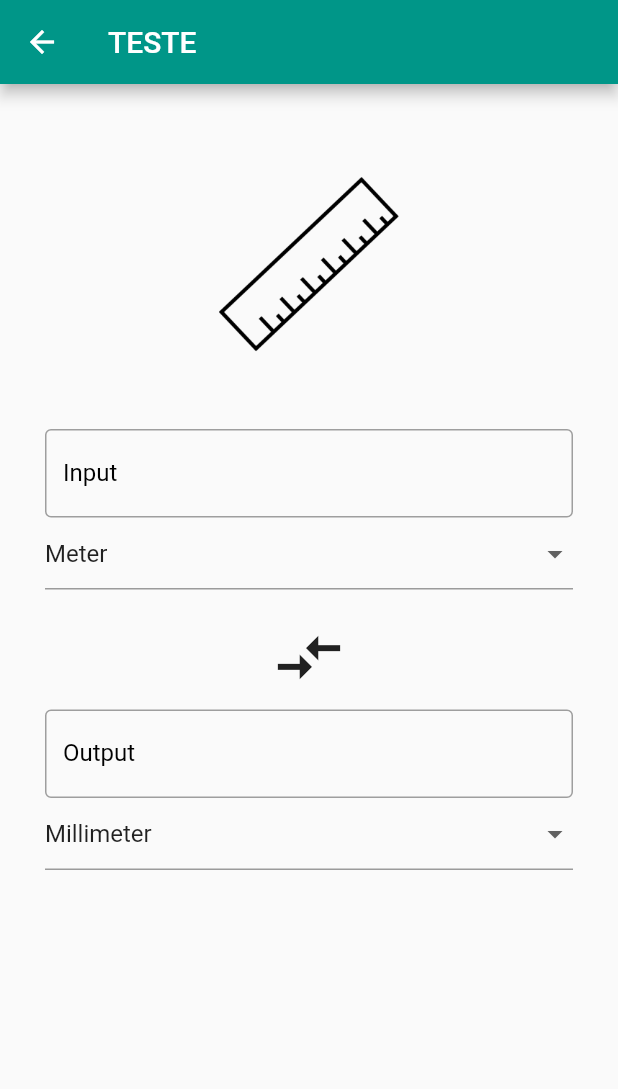
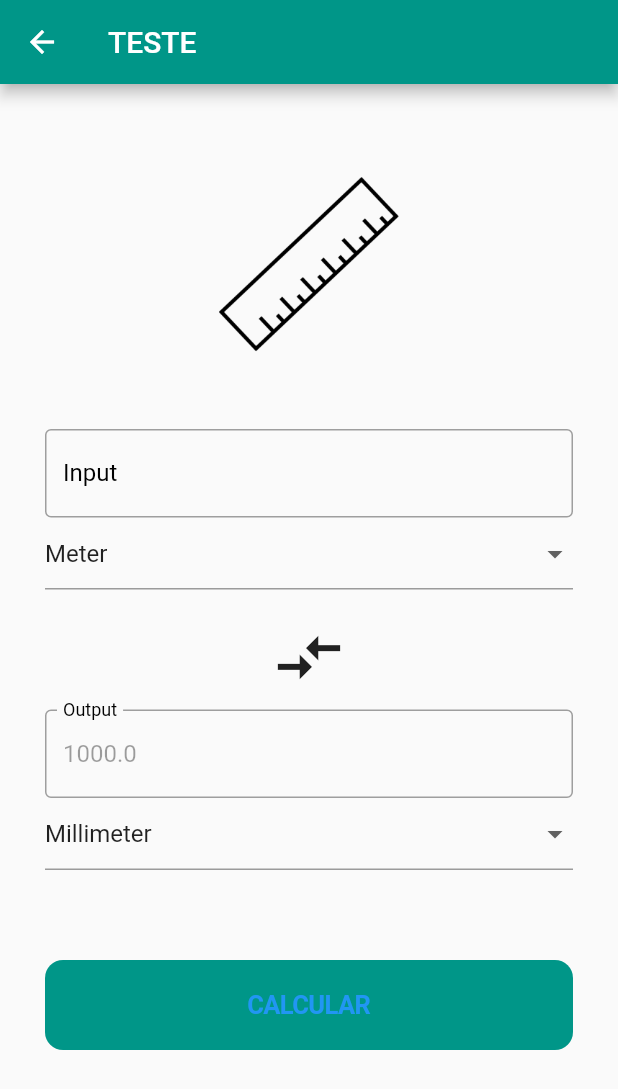
Before and after one commit to emiliosheinz/flutter-unity-converter, a Flutter app: the screen it shows after launch, after a tap on "Length", on a phone screen of 412 x 824 dp. Shown: the top 1089 px of the screen. Run offline on Flutter 3.47's test engine with Material 2 defaults, Android fonts, the phone set to English and light mode, and no system bars.

```diff
--- a/unity_converter/lib/pages/calculate.dart
+++ b/unity_converter/lib/pages/calculate.dart
@@ -1,4 +1,5 @@
 import 'package:flutter/material.dart';
+import 'package:flutter/cupertino.dart';
 import 'package:unity_converter/models/unit.dart';
 
 class CalculatePage extends StatefulWidget {
@@ -18,10 +19,15 @@ class CalculatePage extends StatefulWidget {
 class _CalculatePageState extends State<CalculatePage> {
   double selectedInputOption;
   double selectedOutputOption;
+  double inputValue;
+  TextEditingController outputFieldController = new TextEditingController();
 
   @override
   void initState() {
     super.initState();
+
+    outputFieldController.text =
+        widget.availableUnities[1].conversion.toString();
 
     setState(() {
       selectedInputOption = widget.availableUnities[0].conversion;
@@ -32,7 +38,6 @@ class _CalculatePageState extends State<CalculatePage> {
   _getDropDownItems() {
     return widget.availableUnities.map<DropdownMenuItem<double>>(
       (UnitModel value) {
-        print(value.name);
         return DropdownMenuItem<double>(
           value: value.conversion,
           child: Text(value.name),
@@ -45,6 +50,12 @@ class _CalculatePageState extends State<CalculatePage> {
     return Column(
       children: <Widget>[
         TextFormField(
+          onChanged: (String newValue) {
+            setState(() {
+              inputValue = double.parse(newValue);
+            });
+          },
+          keyboardType: TextInputType.number,
           decoration: InputDecoration(
             labelText: 'Input',
             labelStyle: TextStyle(color: Colors.black),
@@ -79,15 +90,12 @@ class _CalculatePageState extends State<CalculatePage> {
     return Column(
       children: <Widget>[
         TextFormField(
+          enabled: false,
+          controller: outputFieldController,
           decoration: InputDecoration(
             labelText: 'Output',
             labelStyle: TextStyle(color: Colors.black),
-            focusedBorder: OutlineInputBorder(
-              borderSide: BorderSide(
-                color: Colors.black,
-              ),
-            ),
-            enabledBorder: OutlineInputBorder(
+            disabledBorder: OutlineInputBorder(
               borderSide: BorderSide(
                 color: Colors.grey,
               ),
@@ -125,6 +133,27 @@ class _CalculatePageState extends State<CalculatePage> {
             height: 10,
           ),
           _renderOutputFields(),
+          SizedBox(
+            height: 60,
+          ),
+          SizedBox(
+            height: 60,
+            width: double.infinity,
+            child: CupertinoButton(
+              onPressed: () {
+                outputFieldController.text =
+                    ((selectedOutputOption * inputValue) / selectedInputOption)
+                        .toString();
+              },
+              color: widget.appBarColor,
+              child: Text(
+                'CALCULAR',
+                style: TextStyle(
+                  fontWeight: FontWeight.w600,
+                ),
+              ),
+            ),
+          )
         ],
       ),
     );
@@ -132,7 +161,6 @@ class _CalculatePageState extends State<CalculatePage> {
 
   @override
   Widget build(BuildContext context) {
-    print(this.widget.availableUnities);
     return Scaffold(
       appBar: AppBar(
         title: Text(
```
